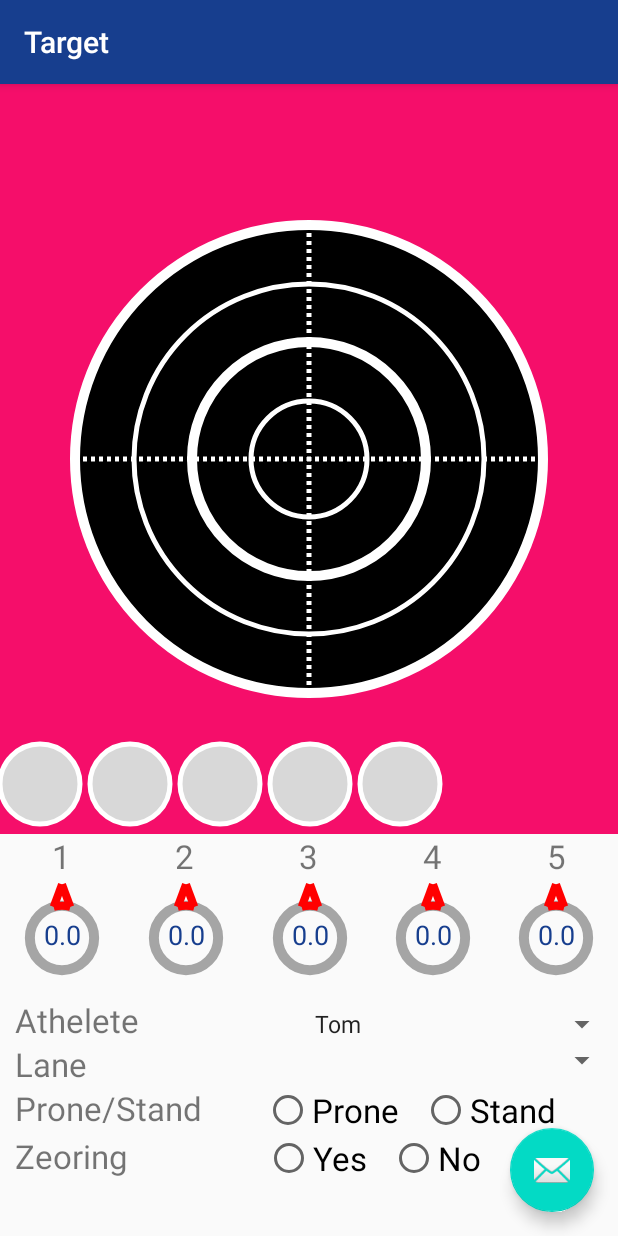
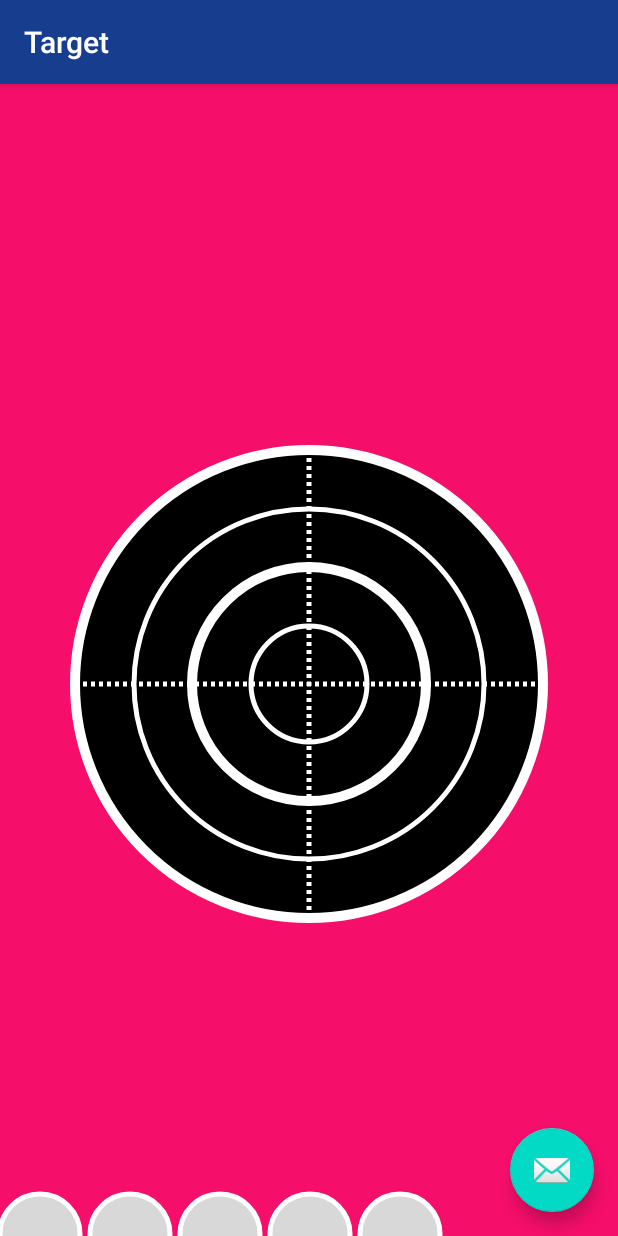
Before and after one commit to geobeans/BiathlonPad, an Android app: the screen it shows after launch (MainTargetActivity), after a tap on an icon or button, on a phone screen of 412 x 824 dp. Run offline under Robolectric (Android 15) with nearby library versions, the phone set to English and light mode, and no system bars; libraries missing offline, so code that uses them is left out: com.android.tony, org.litepal, org.litepal.annotation, org.litepal.crud; 2 statements that could not run were skipped.

Commit message:
更新ui

```diff
--- a/app/src/main/java/cn/geobeans/biathlon/MainTargetActivity.java
+++ b/app/src/main/java/cn/geobeans/biathlon/MainTargetActivity.java
@@ -14,11 +14,17 @@ import android.widget.AdapterView;
 import android.widget.ArrayAdapter;
 import android.widget.Spinner;
 
+import cn.geobeans.biathlon.entity.Shooting;
+
 public class MainTargetActivity extends AppCompatActivity {
+    private Shooting mShooting = null;
 
     @Override
     protected void onCreate(Bundle savedInstanceState) {
         super.onCreate(savedInstanceState);
+
+        mShooting = new Shooting();
+
         setContentView(R.layout.activity_main_target);
         Toolbar toolbar = findViewById(R.id.toolbar);
 
@@ -33,27 +39,28 @@ public class MainTargetActivity extends AppCompatActivity {
 //                Snackbar.make(view, "Replace with your own action", Snackbar.LENGTH_LONG)
 //                        .setAction("Action", null).show();
                 tv.reset();
+                mShooting.setX1(tv.getHitX(0));
+                mShooting.setY1(tv.getHitY(0));
+                mShooting.setX2(tv.getHitX(1));
+                mShooting.setY2(tv.getHitY(1));
+                mShooting.setX3(tv.getHitX(2));
+                mShooting.setY3(tv.getHitY(2));
+                mShooting.setX4(tv.getHitX(3));
+                mShooting.setY4(tv.getHitY(3));
+                mShooting.setX5(tv.getHitX(4));
+                mShooting.setY5(tv.getHitY(4));
+                mShooting.save();
             }
         });
 
-        String[] array_spinner_size=new String[5];
+        final String[] array_spinner_size=new String[5];
         array_spinner_size[0]="Tom";
         array_spinner_size[1]="Jack";
         array_spinner_size[2]="John";
         array_spinner_size[3]="Mary";
         array_spinner_size[4]="Lisa";
-//        array_spinner_size[5]="6";
-//        array_spinner_size[6]="7";
-//        array_spinner_size[7]="8";
-//        array_spinner_size[8]="9";
-//        array_spinner_size[9]="10";
-//        array_spinner_size[10]="11";
-//        array_spinner_size[11]="12";
-//        array_spinner_size[12]="13";
-//        array_spinner_size[13]="14";
-//        array_spinner_size[14]="15";
 
-        Spinner sz =  findViewById(R.id.selskier);
+        Spinner sz =  findViewById(R.id.athelete);
 
         ArrayAdapter adapter = new ArrayAdapter(this,
                 android.R.layout.simple_spinner_item, array_spinner_size);
@@ -66,8 +73,41 @@ public class MainTargetActivity extends AppCompatActivity {
             public void onItemSelected(AdapterView<?> parent, View view, int position, long id)
             {
                 TextView tv = (TextView)view;
-                tv.setTextSize(22.0f); //设置大小
                 tv.setGravity(android.view.Gravity.CENTER_HORIZONTAL); //设置居中
+                mShooting.setName(array_spinner_size[position]);
+            }
+
+            @Override
+            public void onNothingSelected(AdapterView<?> parent) {
+
+            }
+
+        });
+
+        final String[] array_lane=new String[6];
+        array_lane[0]="1-5";
+        array_lane[1]="6-10";
+        array_lane[2]="11-15";
+        array_lane[3]="16-20";
+        array_lane[4]="21-25";
+        array_lane[5]="26-30";
+
+        Spinner sp_lanes =  findViewById(R.id.lanes);
+
+        ArrayAdapter adapter_lane = new ArrayAdapter(this,
+                android.R.layout.simple_spinner_item, array_lane);
+        sp_lanes.setAdapter(adapter_lane);
+        //s1.setPromptId(index);
+        sp_lanes.setSelection(0,true);
+        sp_lanes.setOnItemSelectedListener(new AdapterView.OnItemSelectedListener()
+        {
+            @Override
+            public void onItemSelected(AdapterView<?> parent, View view, int position, long id)
+            {
+                TextView tv = (TextView)view;
+                //tv.setTextSize(22.0f); //设置大小
+                tv.setGravity(android.view.Gravity.CENTER_HORIZONTAL); //设置居中
+                mShooting.setLane(array_lane[position]);
             }
 
             @Override
--- a/app/src/main/java/cn/geobeans/biathlon/TargetView.java
+++ b/app/src/main/java/cn/geobeans/biathlon/TargetView.java
@@ -32,6 +32,9 @@ public class TargetView extends View {
     private Paint mBackgroudPaint;
 
     private Paint mHitPaint;
+
+    private int mContentWidth = 0;
+    private int mContentHeight = 0;
 
     int mIndex = 0;
     int mSelHit = -1;
@@ -175,6 +178,16 @@ public class TargetView extends View {
         return true;
     }
 
+    public float getHitX(int index)
+    {
+        return mHitX[index]/mContentWidth;
+    }
+
+    public float getHitY(int index)
+    {
+        return mHitY[index]/mContentHeight;
+    }
+
     @Override
     protected void onSizeChanged(int w, int h, int oldw, int oldh) {
         super.onSizeChanged(w, h, oldw, oldh);
@@ -233,14 +246,14 @@ public class TargetView extends View {
         int paddingRight = getPaddingRight();
         int paddingBottom = getPaddingBottom();
 
-        int contentWidth = getWidth() - paddingLeft - paddingRight;
-        int contentHeight = getHeight() - paddingTop - paddingBottom;
+        mContentWidth = getWidth() - paddingLeft - paddingRight;
+        mContentHeight = getHeight() - paddingTop - paddingBottom;
 
-        canvas.drawRect(0,0,contentWidth,contentHeight,mBackgroudPaint);
+        canvas.drawRect(0,0,mContentWidth,mContentHeight,mBackgroudPaint);
         //中心点
-        int centerX = contentWidth/2;
-        int centerY = contentHeight/2;
-        int radius = contentHeight>contentWidth?contentWidth:contentHeight;
+        int centerX = mContentWidth/2;
+        int centerY = mContentHeight/2;
+        int radius = mContentHeight>mContentWidth?mContentWidth:mContentHeight;
         radius = (radius-150)/2;
 
         canvas.drawCircle(centerX, centerY, radius, mCirclePaint);
@@ -270,9 +283,6 @@ public class TargetView extends View {
 //                    paddingLeft + contentWidth, paddingTop + contentHeight);
 //            mExampleDrawable.draw(canvas);
 //        }
-
-
-
     }
 
     /**
--- a/app/src/main/res/layout/activity_main_target.xml
+++ b/app/src/main/res/layout/activity_main_target.xml
@@ -174,7 +174,6 @@
         android:layout_height="wrap_content"
         android:orientation="horizontal">
         <TextView
-            android:id="@+id/skierName"
             android:layout_width="wrap_content"
             android:layout_height="wrap_content"
             android:layout_weight="1"
@@ -183,7 +182,7 @@
             android:textSize="22dp">
         </TextView>
         <Spinner
-            android:id="@+id/selskier"
+            android:id="@+id/athelete"
             android:layout_width="wrap_content"
             android:layout_height="wrap_content"
             android:textSize="22dp"
@@ -203,7 +202,7 @@
             android:textSize="22dp">
         </TextView>
         <Spinner
-            android:id="@+id/lane"
+            android:id="@+id/lanes"
             android:layout_width="wrap_content"
             android:layout_height="wrap_content"
             android:textSize="22dp"
@@ -223,7 +222,7 @@
             android:textSize="22dp">
         </TextView>
         <RadioGroup
-            android:id="@+id/rg_sex"
+            android:id="@+id/rg_prone"
             android:layout_width="wrap_content"
             android:layout_height="wrap_content"
             android:layout_weight="1"
@@ -236,6 +235,7 @@
                 android:layout_marginRight="15dp"
                 android:text="Prone"
                 android:textSize="22dp"
+                android:checked="true"
                  />
 
             <RadioButton
@@ -260,7 +260,7 @@
             android:textSize="22dp">
         </TextView>
         <RadioGroup
-            android:id="@+id/zeoring"
+            android:id="@+id/rg_zeoring"
             android:layout_width="wrap_content"
             android:layout_height="wrap_content"
             android:layout_weight="1"
@@ -273,6 +273,7 @@
                 android:layout_marginRight="15dp"
                 android:text="Yes"
                 android:textSize="22dp"
+                android:checked="true"
                 />
 
             <RadioButton
--- a/app/src/main/res/layout/sample_target_view.xml
+++ b/app/src/main/res/layout/sample_target_view.xml
@@ -8,7 +8,7 @@
         android:id = "@+id/target_1"
         style="@style/Widget.AppTheme.MyView"
         android:layout_width="match_parent"
-        android:layout_height="500dp"
+        android:layout_height="800dp"
 
         app:exampleDimension="24sp"
         app:exampleDrawable="@android:drawable/ic_menu_add"
--- a/app/src/main/res/values/styles.xml
+++ b/app/src/main/res/values/styles.xml
@@ -18,7 +18,7 @@
 
     <style name="item_panel">
         <item name="android:layout_width">wrap_content</item>
-        <item name="android:layout_height">80dp</item>
+        <item name="android:layout_height">100dp</item>
         <item name="android:layout_weight">1</item>
     </style>
 
```
